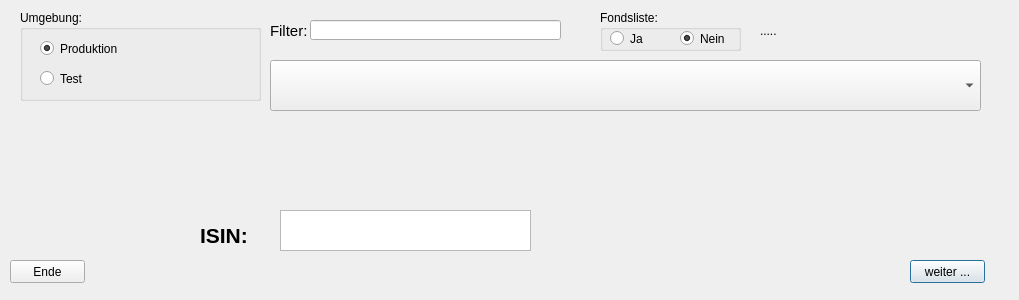
This is WindowEinstellungen.ui in KarolMusialik/Kurse as Qt 5 draws it before an edit. The edited form follows.
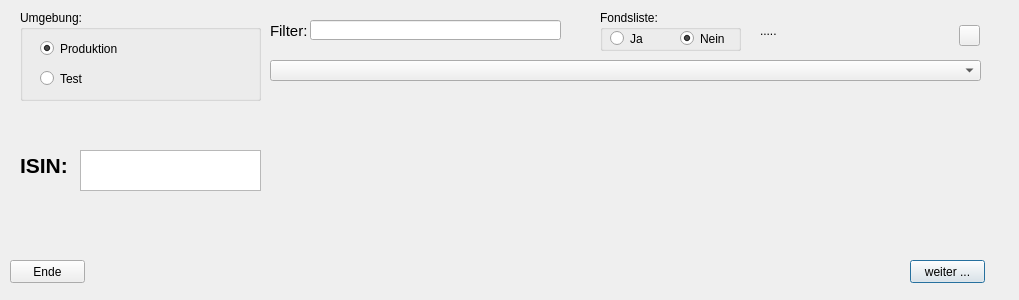
This is the edited form. Icons and pictures are not drawn.

```diff
--- a/WindowEinstellungen.ui
+++ b/WindowEinstellungen.ui
@@ -84,9 +84,9 @@
   <widget class="QTextEdit" name="textEdit_isin">
    <property name="geometry">
     <rect>
-     <x>280</x>
-     <y>210</y>
-     <width>251</width>
+     <x>80</x>
+     <y>150</y>
+     <width>181</width>
      <height>41</height>
     </rect>
    </property>
@@ -101,8 +101,8 @@
   <widget class="QLabel" name="label">
    <property name="geometry">
     <rect>
-     <x>200</x>
-     <y>220</y>
+     <x>20</x>
+     <y>150</y>
      <width>61</width>
      <height>31</height>
     </rect>
@@ -124,7 +124,7 @@
      <x>270</x>
      <y>60</y>
      <width>711</width>
-     <height>51</height>
+     <height>21</height>
     </rect>
    </property>
   </widget>
@@ -214,7 +214,7 @@
     <rect>
      <x>760</x>
      <y>20</y>
-     <width>101</width>
+     <width>161</width>
      <height>21</height>
     </rect>
    </property>
@@ -222,6 +222,23 @@
     <string>.....</string>
    </property>
   </widget>
+  <widget class="QPushButton" name="pushButton_DialogDateiAuswaehlen">
+   <property name="geometry">
+    <rect>
+     <x>959</x>
+     <y>25</y>
+     <width>21</width>
+     <height>21</height>
+    </rect>
+   </property>
+   <property name="text">
+    <string/>
+   </property>
+   <property name="icon">
+    <iconset>
+     <normaloff>Dateien/dateiIcon.png</normaloff>Dateien/dateiIcon.png</iconset>
+   </property>
+  </widget>
  </widget>
  <resources/>
  <connections/>
```
